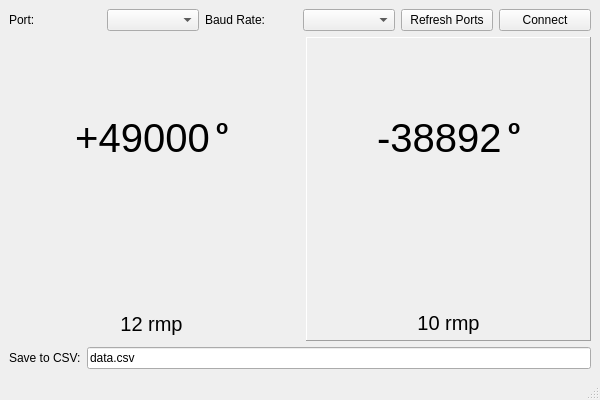
Above: src/mainwindow.ui from roopeshor/RotorInfo before the change. Below: the same form after it.
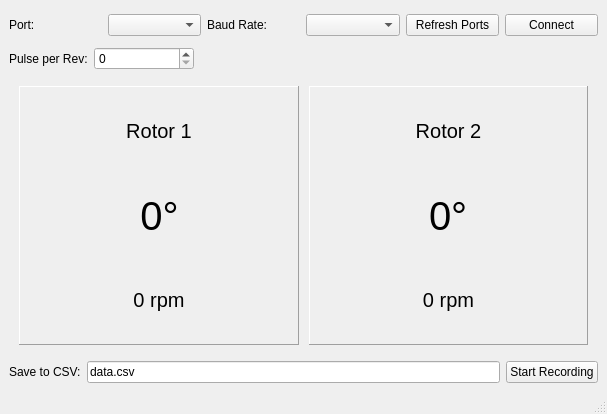
That is the form after the change.

Commit message: Finished UI and logic for both rotors

```diff
--- a/src/mainwindow.ui
+++ b/src/mainwindow.ui
@@ -6,8 +6,8 @@
    <rect>
     <x>0</x>
     <y>0</y>
-    <width>600</width>
-    <height>400</height>
+    <width>607</width>
+    <height>414</height>
    </rect>
   </property>
   <property name="windowTitle">
@@ -17,7 +17,16 @@
    <layout class="QVBoxLayout" name="mainLayout">
     <item>
      <layout class="QHBoxLayout" name="controlsLayout">
-      <item>
+      <property name="spacing">
+       <number>6</number>
+      </property>
+      <property name="topMargin">
+       <number>5</number>
+      </property>
+      <property name="rightMargin">
+       <number>0</number>
+      </property>
+      <item alignment="Qt::AlignmentFlag::AlignLeft">
        <widget class="QLabel" name="portLabel">
         <property name="text">
          <string>Port:</string>
@@ -53,9 +62,77 @@
       </item>
      </layout>
     </item>
+    <item>
+     <layout class="QHBoxLayout" name="cfLayout">
+      <property name="topMargin">
+       <number>5</number>
+      </property>
+      <property name="bottomMargin">
+       <number>0</number>
+      </property>
+      <item>
+       <widget class="QLabel" name="label_4">
+        <property name="text">
+         <string>Pulse per Rev:</string>
+        </property>
+       </widget>
+      </item>
+      <item>
+       <widget class="QSpinBox" name="ppr">
+        <property name="minimumSize">
+         <size>
+          <width>100</width>
+          <height>0</height>
+         </size>
+        </property>
+        <property name="specialValueText">
+         <string/>
+        </property>
+        <property name="maximum">
+         <number>2099999999</number>
+        </property>
+       </widget>
+      </item>
+      <item>
+       <spacer name="horizontalSpacer_5">
+        <property name="orientation">
+         <enum>Qt::Orientation::Horizontal</enum>
+        </property>
+        <property name="sizeHint" stdset="0">
+         <size>
+          <width>40</width>
+          <height>20</height>
+         </size>
+        </property>
+       </spacer>
+      </item>
+     </layout>
+    </item>
     <item>
      <layout class="QHBoxLayout" name="infoLayout">
+      <property name="spacing">
+       <number>10</number>
+      </property>
+      <property name="leftMargin">
+       <number>10</number>
+      </property>
+      <property name="topMargin">
+       <number>10</number>
+      </property>
+      <property name="rightMargin">
+       <number>10</number>
+      </property>
+      <property name="bottomMargin">
+       <number>10</number>
+      </property>
       <item>
+       <widget class="QFrame" name="frame">
+        <property name="frameShape">
+         <enum>QFrame::Shape::Panel</enum>
+        </property>
+        <property name="frameShadow">
+         <enum>QFrame::Shadow::Raised</enum>
+        </property>
        <layout class="QVBoxLayout" name="R1Layout">
         <property name="leftMargin">
          <number>5</number>
@@ -70,17 +147,19 @@
          <number>5</number>
         </property>
         <item>
-         <spacer name="verticalSpacer_3">
-          <property name="orientation">
-           <enum>Qt::Orientation::Vertical</enum>
-          </property>
-          <property name="sizeHint" stdset="0">
-           <size>
-            <width>20</width>
-            <height>40</height>
-           </size>
-          </property>
-         </spacer>
+          <widget class="QLabel" name="label">
+           <property name="font">
+            <font>
+             <pointsize>15</pointsize>
+            </font>
+           </property>
+           <property name="text">
+            <string>Rotor 1</string>
+           </property>
+           <property name="alignment">
+            <set>Qt::AlignmentFlag::AlignCenter</set>
+           </property>
+          </widget>
         </item>
         <item>
          <layout class="QHBoxLayout" name="horizontalLayout">
@@ -105,29 +184,13 @@
              </font>
             </property>
             <property name="text">
-             <string>+49000</string>
+              <string>0°</string>
             </property>
             <property name="alignment">
              <set>Qt::AlignmentFlag::AlignCenter</set>
             </property>
            </widget>
           </item>
-          <item alignment="Qt::AlignmentFlag::AlignHCenter">
-           <widget class="QLabel" name="label">
-            <property name="font">
-             <font>
-              <pointsize>15</pointsize>
-              <bold>true</bold>
-             </font>
-            </property>
-            <property name="text">
-             <string>o</string>
-            </property>
-            <property name="alignment">
-             <set>Qt::AlignmentFlag::AlignLeading|Qt::AlignmentFlag::AlignLeft|Qt::AlignmentFlag::AlignTop</set>
-            </property>
-           </widget>
-          </item>
           <item>
            <spacer name="horizontalSpacer_2">
             <property name="orientation">
@@ -143,32 +206,6 @@
           </item>
          </layout>
         </item>
-        <item>
-         <spacer name="verticalSpacer_4">
-          <property name="orientation">
-           <enum>Qt::Orientation::Vertical</enum>
-          </property>
-          <property name="sizeHint" stdset="0">
-           <size>
-            <width>20</width>
-            <height>40</height>
-           </size>
-          </property>
-         </spacer>
-        </item>
-        <item>
-         <spacer name="verticalSpacer">
-          <property name="orientation">
-           <enum>Qt::Orientation::Vertical</enum>
-          </property>
-          <property name="sizeHint" stdset="0">
-           <size>
-            <width>20</width>
-            <height>40</height>
-           </size>
-          </property>
-         </spacer>
-        </item>
         <item alignment="Qt::AlignmentFlag::AlignVCenter">
          <widget class="QLabel" name="R1rpmLabel">
           <property name="font">
@@ -177,7 +214,7 @@
            </font>
           </property>
           <property name="text">
-           <string>12 rmp</string>
+            <string>0 rpm</string>
           </property>
           <property name="alignment">
            <set>Qt::AlignmentFlag::AlignCenter</set>
@@ -185,19 +222,10 @@
          </widget>
         </item>
        </layout>
+       </widget>
       </item>
       <item>
        <widget class="QFrame" name="frame">
-        <property name="frameShape">
-         <enum>QFrame::Shape::StyledPanel</enum>
-        </property>
-        <property name="frameShadow">
-         <enum>QFrame::Shadow::Raised</enum>
-        </property>
-       </widget>
-      </item>
-      <item>
-       <widget class="QFrame" name="">
         <property name="autoFillBackground">
          <bool>false</bool>
         </property>
@@ -227,17 +255,19 @@
           <number>5</number>
          </property>
          <item>
-          <spacer name="verticalSpacer_6">
-           <property name="orientation">
-            <enum>Qt::Orientation::Vertical</enum>
+          <widget class="QLabel" name="label_2">
+           <property name="font">
+            <font>
+             <pointsize>15</pointsize>
+            </font>
            </property>
-           <property name="sizeHint" stdset="0">
-            <size>
-             <width>20</width>
-             <height>40</height>
-            </size>
+           <property name="text">
+            <string>Rotor 2</string>
            </property>
-          </spacer>
+           <property name="alignment">
+            <set>Qt::AlignmentFlag::AlignCenter</set>
+           </property>
+          </widget>
          </item>
          <item>
           <layout class="QHBoxLayout" name="horizontalLayout_2">
@@ -263,20 +293,7 @@
               </font>
              </property>
              <property name="text">
-              <string>-38892</string>
-             </property>
-            </widget>
-           </item>
-           <item alignment="Qt::AlignmentFlag::AlignTop">
-            <widget class="QLabel" name="label_2">
-             <property name="font">
-              <font>
-               <pointsize>15</pointsize>
-               <bold>true</bold>
-              </font>
-             </property>
-             <property name="text">
-              <string>o</string>
+              <string>0°</string>
              </property>
             </widget>
            </item>
@@ -295,32 +312,6 @@
            </item>
           </layout>
          </item>
-         <item>
-          <spacer name="verticalSpacer_5">
-           <property name="orientation">
-            <enum>Qt::Orientation::Vertical</enum>
-           </property>
-           <property name="sizeHint" stdset="0">
-            <size>
-             <width>20</width>
-             <height>40</height>
-            </size>
-           </property>
-          </spacer>
-         </item>
-         <item>
-          <spacer name="verticalSpacer_2">
-           <property name="orientation">
-            <enum>Qt::Orientation::Vertical</enum>
-           </property>
-           <property name="sizeHint" stdset="0">
-            <size>
-             <width>20</width>
-             <height>40</height>
-            </size>
-           </property>
-          </spacer>
-         </item>
          <item>
           <widget class="QLabel" name="R2rpmLabel">
            <property name="font">
@@ -329,7 +320,7 @@
             </font>
            </property>
            <property name="text">
-            <string>10 rmp</string>
+            <string>0 rpm</string>
            </property>
            <property name="alignment">
             <set>Qt::AlignmentFlag::AlignCenter</set>
@@ -357,11 +348,18 @@
         </property>
        </widget>
       </item>
+      <item>
+       <widget class="QPushButton" name="recordButton">
+        <property name="text">
+         <string>Start Recording</string>
+        </property>
+       </widget>
+      </item>
      </layout>
     </item>
    </layout>
   </widget>
-  <widget class="QStatusBar" name="statusbar"/>
+  <widget class="QStatusBar" name="statusBar"/>
  </widget>
  <resources/>
  <connections/>
```
Lines whose indentation alone changed are shown as unchanged. The commit also changes 3 other files.
